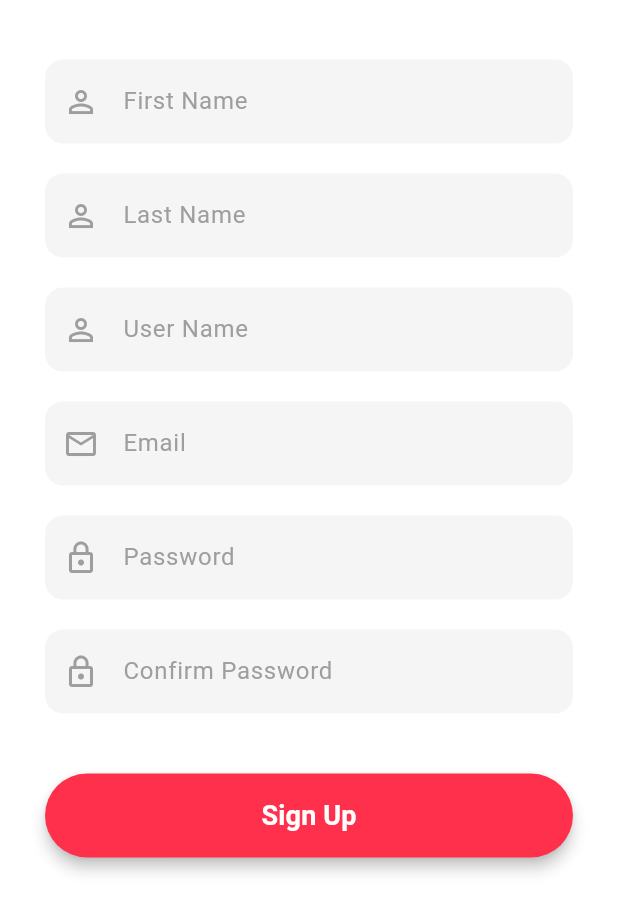
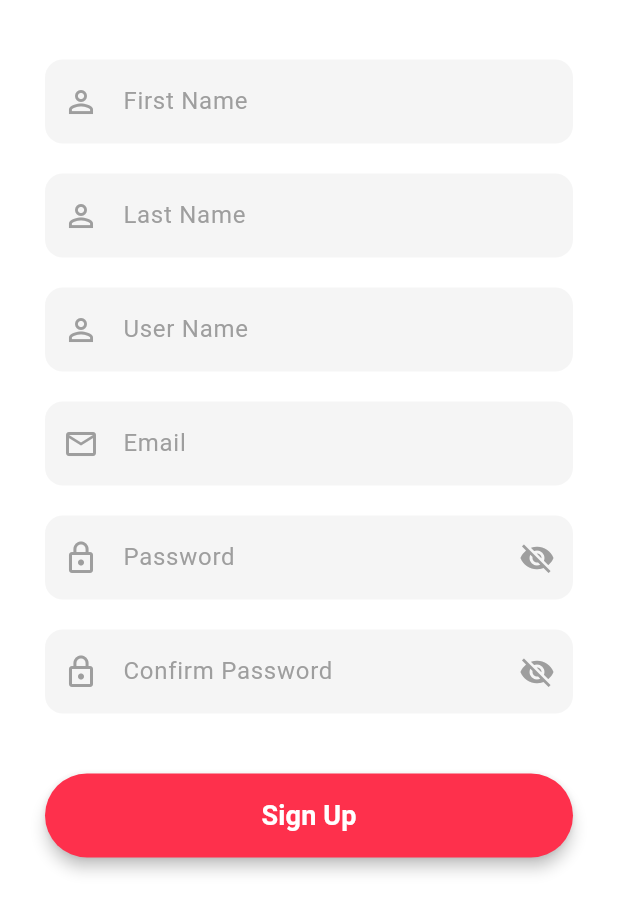
Before and after one commit to Roshan10k/fanup, a Flutter app: the screen it shows after launch, after a tap on "Skip", after a tap on "Sign Up", on a phone screen of 412 x 824 dp, the part 317-1236 px from its top. Run offline on Flutter 3.47's test engine with Material 3 defaults, Android fonts, the phone set to English and light mode, and no system bars; our stand-ins replace font_awesome_flutter; Roboto replaces fonts that are missing (assets/fonts/Poppins-Bold.ttf, assets/fonts/Poppins-Regular.ttf, assets/fonts/Poppins-SemiBold.ttf).

Commit message:
adding password visibility toggle in login and signup

```diff
--- a/lib/screens/login_screen.dart
+++ b/lib/screens/login_screen.dart
@@ -1,11 +1,18 @@
 import 'package:fanup/screens/signup_screen.dart';
 import 'package:flutter/material.dart';
 
-class LoginScreen extends StatelessWidget {
+class LoginScreen extends StatefulWidget {
   const LoginScreen({super.key});
 
   @override
+  State<LoginScreen> createState() => _LoginScreenState();
+}
+
+class _LoginScreenState extends State<LoginScreen> {
+  bool _isPasswordVisible = false;
+  @override
 Widget build(BuildContext context) {
+
     // responsive layout
     final size = MediaQuery.of(context).size;
 
@@ -65,13 +72,27 @@ Widget build(BuildContext context) {
               const SizedBox(height: 20),
 
 
+              // Password
                 TextFormField(
-                obscureText: true,
+                  obscureText: !_isPasswordVisible,
                   decoration: InputDecoration(
                     prefixIcon: const Icon(Icons.lock_outline, color: Colors.grey),
-                  suffixIcon: const Icon(Icons.visibility_off, color: Colors.grey),
+                    suffixIcon: IconButton(
+                      icon: Icon(
+                        _isPasswordVisible ? Icons.visibility : Icons.visibility_off,
+                        color: Colors.grey,
+                      ),
+                      onPressed: () {
+                        setState(() {
+                          _isPasswordVisible = !_isPasswordVisible;
+                        });
+                      },
+                    ),
                     labelText: "Password",
-                  labelStyle: const TextStyle(color: Colors.grey,fontFamily: "assets/fonts/Poppins-Regular.ttf",),
+                    labelStyle: const TextStyle(
+                      color: Colors.grey,
+                      fontFamily: "assets/fonts/Poppins-Regular.ttf",
+                    ),
                     filled: true,
                     fillColor: const Color(0xFFF5F5F5),
                     border: OutlineInputBorder(
@@ -81,6 +102,7 @@ Widget build(BuildContext context) {
                   ),
                 ),
                 const SizedBox(height: 40),
+
 
               // Login button
               SizedBox(
--- a/lib/screens/signup_screen.dart
+++ b/lib/screens/signup_screen.dart
@@ -8,6 +8,8 @@ class SignUpScreen extends StatefulWidget {
 }
 
 class _SignUpScreenState extends State<SignUpScreen> {
+  bool _isPasswordVisible = false;
+  bool _isConfirmPasswordVisible = false;
 
   @override
   Widget build(BuildContext context) {
@@ -30,6 +32,7 @@ class _SignUpScreenState extends State<SignUpScreen> {
                   "assets/images/logo.png",
                   height: 100,
                 ),
+
 
                 // Welcome text
                 const Text(
@@ -134,9 +137,20 @@ class _SignUpScreenState extends State<SignUpScreen> {
 
                 // Password
                 TextFormField(
-                  obscureText: true,
+                  obscureText: !_isPasswordVisible,
                   decoration: InputDecoration(
                     prefixIcon: const Icon(Icons.lock_outline, color: Colors.grey),
+                    suffixIcon: IconButton(
+                      icon: Icon(
+                        _isPasswordVisible ? Icons.visibility : Icons.visibility_off,
+                        color: Colors.grey,
+                      ),
+                      onPressed: () {
+                        setState(() {
+                          _isPasswordVisible = !_isPasswordVisible;
+                        });
+                      },
+                    ),
                     labelText: "Password",
                     labelStyle: const TextStyle(
                       color: Colors.grey,
@@ -154,9 +168,20 @@ class _SignUpScreenState extends State<SignUpScreen> {
 
                 // Confirm Password
                 TextFormField(
-                  obscureText: true,
+                  obscureText: !_isConfirmPasswordVisible,
                   decoration: InputDecoration(
                     prefixIcon: const Icon(Icons.lock_outline, color: Colors.grey),
+                    suffixIcon: IconButton(
+                      icon: Icon(
+                        _isConfirmPasswordVisible ? Icons.visibility : Icons.visibility_off,
+                        color: Colors.grey,
+                      ),
+                      onPressed: () {
+                        setState(() {
+                          _isConfirmPasswordVisible = !_isConfirmPasswordVisible;
+                        });
+                      },
+                    ),
                     labelText: "Confirm Password",
                     labelStyle: const TextStyle(
                       color: Colors.grey,
@@ -198,7 +223,6 @@ class _SignUpScreenState extends State<SignUpScreen> {
                     ),
                   ),
                 ),
-
                 const SizedBox(height: 40),
 
                 // Already have an account
@@ -215,6 +239,7 @@ class _SignUpScreenState extends State<SignUpScreen> {
                     ),
                     GestureDetector(
                       onTap: () {
+                        // Navigate to login screen
                         Navigator.pop(context);
                       },
                       child: const Text(
@@ -229,7 +254,6 @@ class _SignUpScreenState extends State<SignUpScreen> {
                     ),
                   ],
                 ),
-
                 const SizedBox(height: 40),
               ],
             ),
```
Lines whose indentation alone changed are shown as unchanged.
